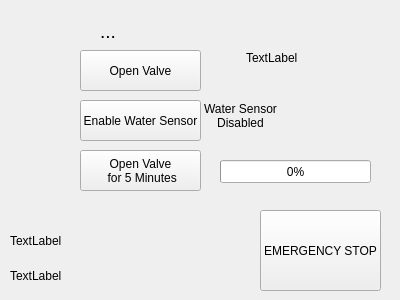
The window that testUI.ui (jdutro86/Reptile-Misters) describes before a commit, drawn with Qt 5.
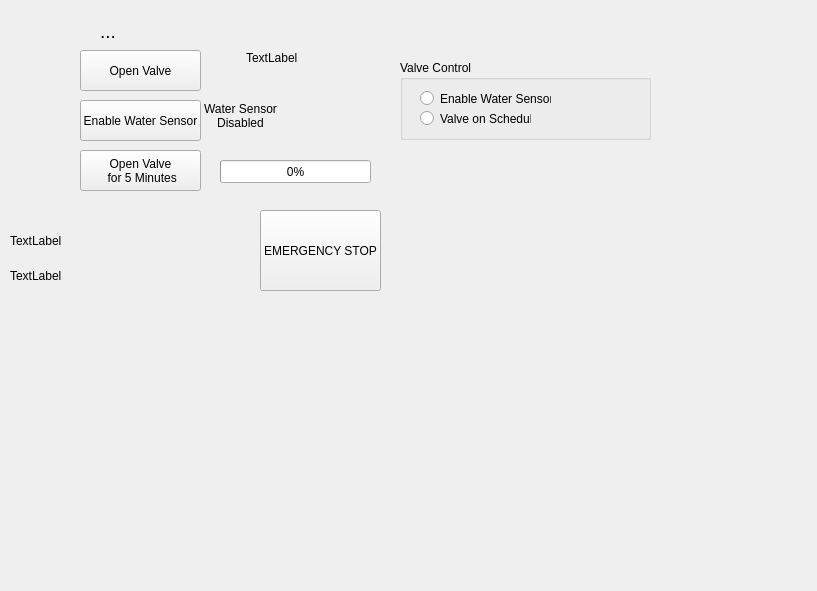
The same window after the commit.

```diff
--- a/testUI.ui
+++ b/testUI.ui
@@ -6,8 +6,8 @@
    <rect>
     <x>0</x>
     <y>0</y>
-    <width>400</width>
-    <height>300</height>
+    <width>817</width>
+    <height>591</height>
    </rect>
   </property>
   <property name="windowTitle">
@@ -150,6 +150,45 @@
     <string>TextLabel</string>
    </property>
   </widget>
+  <widget class="QGroupBox" name="valveControlBox">
+   <property name="geometry">
+    <rect>
+     <x>400</x>
+     <y>60</y>
+     <width>251</width>
+     <height>80</height>
+    </rect>
+   </property>
+   <property name="title">
+    <string>Valve Control</string>
+   </property>
+   <widget class="QRadioButton" name="sensorRadio">
+    <property name="geometry">
+     <rect>
+      <x>20</x>
+      <y>30</y>
+      <width>131</width>
+      <height>17</height>
+     </rect>
+    </property>
+    <property name="text">
+     <string>Enable Water Sensor</string>
+    </property>
+   </widget>
+   <widget class="QRadioButton" name="scheduleRadio">
+    <property name="geometry">
+     <rect>
+      <x>20</x>
+      <y>50</y>
+      <width>111</width>
+      <height>17</height>
+     </rect>
+    </property>
+    <property name="text">
+     <string>Valve on Schedule</string>
+    </property>
+   </widget>
+  </widget>
  </widget>
  <resources/>
  <connections/>
```
